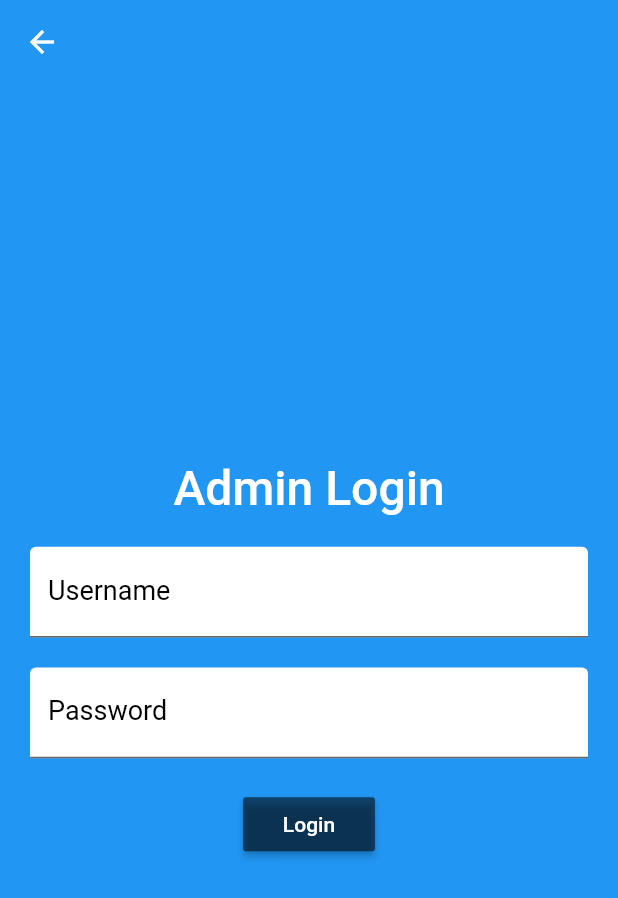
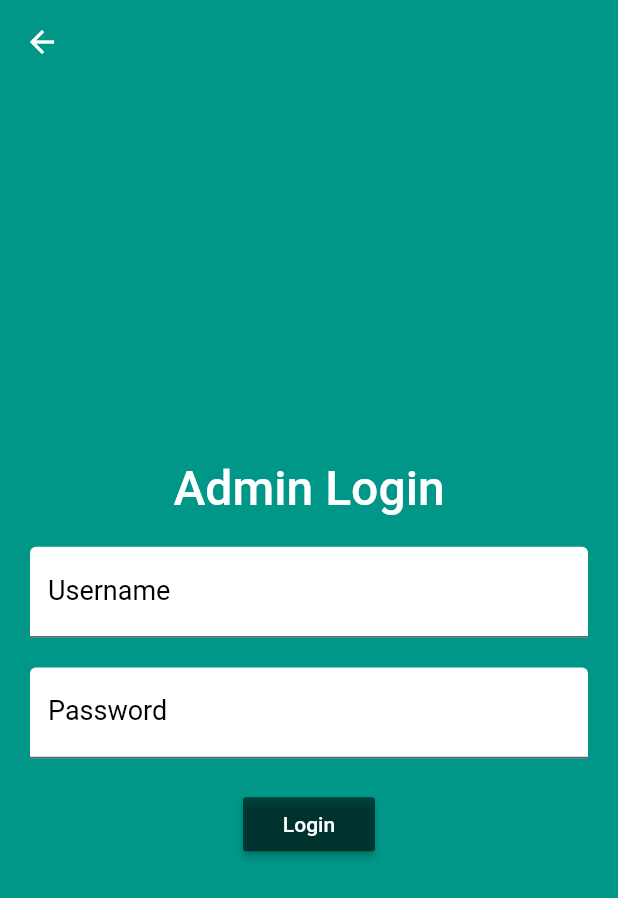
Before and after one commit to MrinalKantiGhosh2196/tw_cafeteria, a Flutter app: the Login screen opened by its route, on a phone screen of 412 x 824 dp. Shown: the top 898 px of the screen. Run offline on Flutter 3.47's test engine with Material 2 defaults, Android fonts, the phone set to English and light mode, and no system bars.

Commit message:
[Mrinal/Sridhar] changed primary color

```diff
--- a/lib/constants/style.dart
+++ b/lib/constants/style.dart
@@ -3,5 +3,6 @@ import 'package:flutter/material.dart';
 class Style{
   static final loginWidgetsPadding = EdgeInsets.fromLTRB(20, 10, 20, 10);
   static final heading1White = TextStyle(color: Colors.white, fontSize: 32, fontWeight: FontWeight.w500);
-  static final paragraphBlack = TextStyle(color: Colors.black, fontSize: 18);
+  static final paragraphBlack18 = TextStyle(color: Colors.black, fontSize: 18);
+  static final paragraphWhite = TextStyle(color: Colors.white);
 }
--- a/lib/tw_cafeteria.dart
+++ b/lib/tw_cafeteria.dart
@@ -9,6 +9,9 @@ import 'package:tw_cafeteria/constants/constant_texts.dart';
   Widget build(BuildContext context) {
     return new MaterialApp(
       title: ConstantText.appTitle,
+      theme: new ThemeData(
+        primaryColor: Colors.teal
+      ),
       initialRoute: '/',
       routes: {
         '/' : (context) => new Homepage(new TimeProvider()),
--- a/lib/widget/homepage.dart
+++ b/lib/widget/homepage.dart
@@ -4,7 +4,7 @@ import 'package:tw_cafeteria/widget/menu_view.dart';
 import 'package:tw_cafeteria/model/meal_type.dart';
 import 'package:tw_cafeteria/model/meals.dart';
 import 'package:tw_cafeteria/service/time_provider_service.dart';
-import 'package:tw_cafeteria/widget/login.dart';
+import 'package:tw_cafeteria/constants/style.dart';
 
 class Homepage extends StatelessWidget {
   TimeProvider timeProvider;
@@ -26,6 +26,7 @@ class Homepage extends StatelessWidget {
               new MaterialButton(
                 child: new Text(
                   ConstantText.adminLoginText,
+                  style: Style.paragraphWhite,
                 ),
                 onPressed: () => Navigator.pushNamed(context, "/login")
               ),
--- a/lib/widget/login.dart
+++ b/lib/widget/login.dart
@@ -9,7 +9,7 @@ class Login extends StatelessWidget {
       appBar: new AppBar(
         elevation: 0,
       ),
-      backgroundColor: Colors.blue,
+      backgroundColor: Colors.teal,
       body:new Column(
         mainAxisAlignment: MainAxisAlignment.center,
         children: <Widget>[
@@ -28,7 +28,7 @@ class Login extends StatelessWidget {
               decoration: InputDecoration(
                 labelText: ConstantText.usernameLabelText,
                 filled: true,
-                labelStyle: Style.paragraphBlack,
+                labelStyle: Style.paragraphBlack18,
                 fillColor: Colors.white,
               ),
             ),
@@ -40,7 +40,7 @@ class Login extends StatelessWidget {
               decoration: InputDecoration(
                 labelText: ConstantText.passwordLabelText,
                 filled: true,
-                labelStyle: Style.paragraphBlack,
+                labelStyle: Style.paragraphBlack18,
                 fillColor: Colors.white,
     ),
             ),
```
Also changed, not shown: 3 other files.
